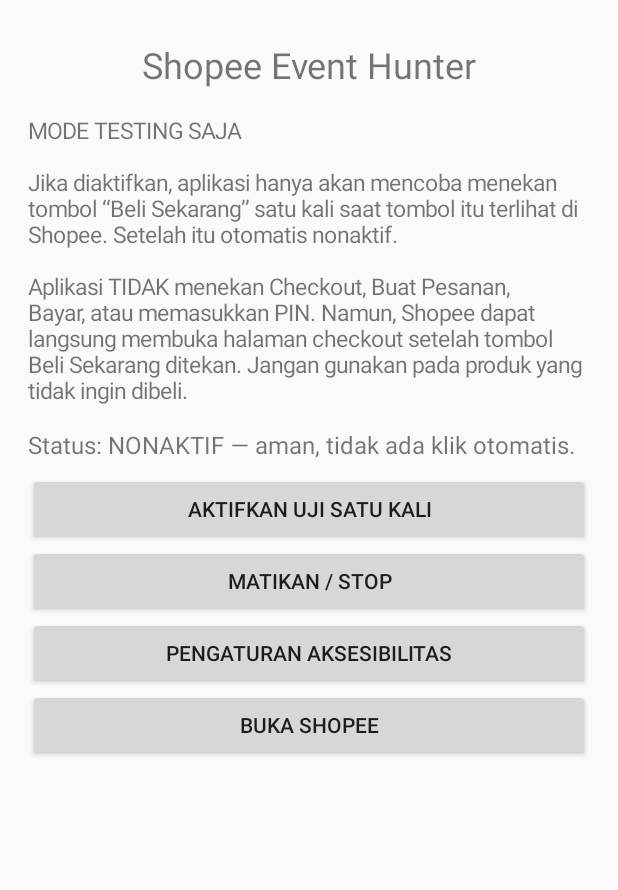
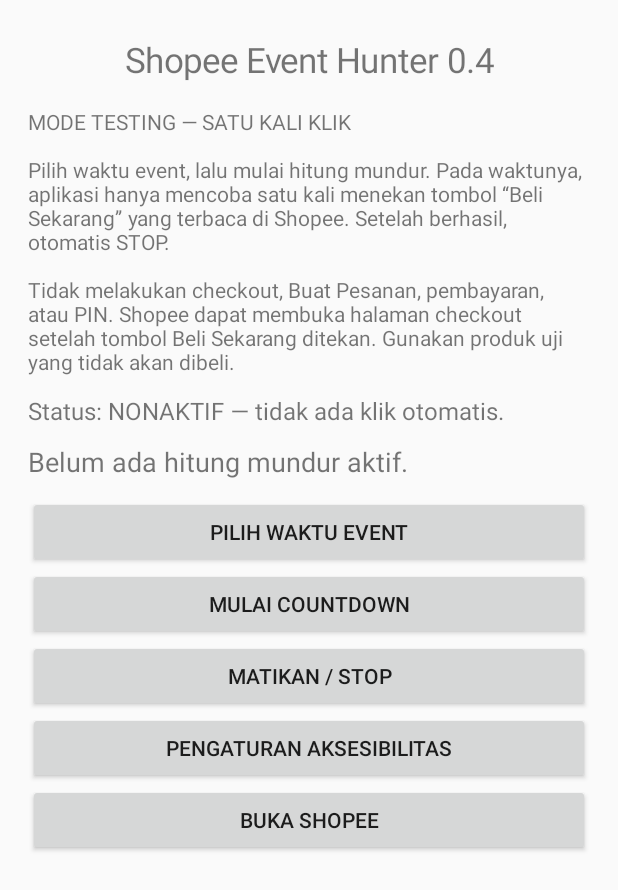
Before and after one commit to animaspupah234-bot/ShopeeEventHunter, an Android app: the screen it shows after launch (MainActivity), on a phone screen of 412 x 824 dp. Shown: the top 890 px of the screen. Run offline under Robolectric (Android 15) with nearby library versions, the phone set to English and light mode, and no system bars.

Commit message:
Add event countdown controls for v0.4

```diff
--- a/app/src/main/java/com/example/shopeehunter/MainActivity.java
+++ b/app/src/main/java/com/example/shopeehunter/MainActivity.java
@@ -1,7 +1,10 @@
 package com.example.shopeehunter;
 
 import android.app.Activity;
+import android.app.DatePickerDialog;
+import android.app.TimePickerDialog;
 import android.os.Bundle;
+import android.os.Handler;
 import android.content.Intent;
 import android.content.SharedPreferences;
 import android.provider.Settings;
@@ -9,60 +12,100 @@ import android.view.Gravity;
 import android.widget.Button;
 import android.widget.LinearLayout;
 import android.widget.TextView;
+import java.text.SimpleDateFormat;
+import java.util.Calendar;
+import java.util.Locale;
 
 public class MainActivity extends Activity {
     private SharedPreferences prefs;
-    private TextView status;
+    private TextView status, countdown;
+    private final Handler handler = new Handler();
+    private final Calendar eventTime = Calendar.getInstance();
+    private final SimpleDateFormat fmt = new SimpleDateFormat("dd-MM-yyyy HH:mm:ss", new Locale("id","ID"));
+
+    private final Runnable ticker = new Runnable() {
+        @Override public void run() {
+            long target = prefs.getLong("start_at", 0L);
+            boolean armed = prefs.getBoolean("armed", false);
+            if (armed && target > 0) {
+                long left = target - System.currentTimeMillis();
+                if (left > 0) {
+                    long sec = left / 1000;
+                    countdown.setText(String.format(Locale.getDefault(),
+                        "Hitung mundur: %02d:%02d:%02d", sec/3600, (sec%3600)/60, sec%60));
+                } else {
+                    countdown.setText("Waktu event tiba — menunggu tombol Beli Sekarang terlihat.");
+                }
+            } else {
+                countdown.setText("Belum ada hitung mundur aktif.");
+            }
+            refreshStatus();
+            handler.postDelayed(this, 500);
+        }
+    };
 
     @Override public void onCreate(Bundle b) {
         super.onCreate(b);
         prefs = getSharedPreferences("hunter", MODE_PRIVATE);
-
         LinearLayout layout = new LinearLayout(this);
         layout.setOrientation(LinearLayout.VERTICAL);
-        layout.setPadding(28, 40, 28, 24);
+        layout.setPadding(28, 36, 28, 24);
         layout.setGravity(Gravity.CENTER_HORIZONTAL);
 
         TextView title = new TextView(this);
-        title.setText("Shopee Event Hunter");
-        title.setTextSize(24);
+        title.setText("Shopee Event Hunter 0.4");
+        title.setTextSize(23);
         title.setGravity(Gravity.CENTER);
         layout.addView(title);
 
         TextView warning = new TextView(this);
-        warning.setText("\nMODE TESTING SAJA\n\nJika diaktifkan, aplikasi hanya akan mencoba menekan tombol “Beli Sekarang” satu kali saat tombol itu terlihat di Shopee. Setelah itu otomatis nonaktif.\n\nAplikasi TIDAK menekan Checkout, Buat Pesanan, Bayar, atau memasukkan PIN. Namun, Shopee dapat langsung membuka halaman checkout setelah tombol Beli Sekarang ditekan. Jangan gunakan pada produk yang tidak ingin dibeli.");
-        warning.setTextSize(15);
+        warning.setText("\nMODE TESTING — SATU KALI KLIK\n\nPilih waktu event, lalu mulai hitung mundur. Pada waktunya, aplikasi hanya mencoba satu kali menekan tombol “Beli Sekarang” yang terbaca di Shopee. Setelah berhasil, otomatis STOP.\n\nTidak melakukan checkout, Buat Pesanan, pembayaran, atau PIN. Shopee dapat membuka halaman checkout setelah tombol Beli Sekarang ditekan. Gunakan produk uji yang tidak akan dibeli.");
+        warning.setTextSize(14);
         layout.addView(warning);
 
         status = new TextView(this);
         status.setTextSize(16);
-        status.setPadding(0, 22, 0, 12);
+        status.setPadding(0, 18, 0, 8);
         layout.addView(status);
-        refreshStatus();
 
-        Button arm = new Button(this);
-        arm.setText("Aktifkan uji satu kali");
-        arm.setOnClickListener(v -> {
-            prefs.edit().putBoolean("armed", true).apply();
+        countdown = new TextView(this);
+        countdown.setTextSize(18);
+        countdown.setPadding(0, 8, 0, 16);
+        layout.addView(countdown);
+
+        Button choose = new Button(this);
+        choose.setText("PILIH WAKTU EVENT");
+        choose.setOnClickListener(v -> chooseDateTime());
+        layout.addView(choose);
+
+        Button start = new Button(this);
+        start.setText("MULAI COUNTDOWN");
+        start.setOnClickListener(v -> {
+            long target = eventTime.getTimeInMillis();
+            if (target <= System.currentTimeMillis()) {
+                countdown.setText("Pilih waktu di masa depan terlebih dahulu.");
+                return;
+            }
+            prefs.edit().putLong("start_at", target).putBoolean("armed", true).apply();
             refreshStatus();
         });
-        layout.addView(arm);
+        layout.addView(start);
 
         Button stop = new Button(this);
         stop.setText("MATIKAN / STOP");
         stop.setOnClickListener(v -> {
-            prefs.edit().putBoolean("armed", false).apply();
+            prefs.edit().putBoolean("armed", false).putLong("start_at", 0L).apply();
             refreshStatus();
         });
         layout.addView(stop);
 
         Button accessibility = new Button(this);
-        accessibility.setText("Pengaturan Aksesibilitas");
+        accessibility.setText("PENGATURAN AKSESIBILITAS");
         accessibility.setOnClickListener(v -> startActivity(new Intent(Settings.ACTION_ACCESSIBILITY_SETTINGS)));
         layout.addView(accessibility);
 
         Button shopee = new Button(this);
-        shopee.setText("Buka Shopee");
+        shopee.setText("BUKA SHOPEE");
         shopee.setOnClickListener(v -> {
             Intent i = getPackageManager().getLaunchIntentForPackage("com.shopee.id");
             if (i != null) startActivity(i);
@@ -71,18 +114,42 @@ public class MainActivity extends Activity {
         layout.addView(shopee);
 
         setContentView(layout);
+        refreshStatus();
+    }
+
+    private void chooseDateTime() {
+        Calendar now = Calendar.getInstance();
+        new DatePickerDialog(this, (view, year, month, day) -> {
+            eventTime.set(year, month, day);
+            new TimePickerDialog(this, (timeView, hour, minute) -> {
+                eventTime.set(Calendar.HOUR_OF_DAY, hour);
+                eventTime.set(Calendar.MINUTE, minute);
+                eventTime.set(Calendar.SECOND, 0);
+                eventTime.set(Calendar.MILLISECOND, 0);
+                countdown.setText("Waktu event dipilih: " + fmt.format(eventTime.getTime()));
+            }, now.get(Calendar.HOUR_OF_DAY), now.get(Calendar.MINUTE), true).show();
+        }, now.get(Calendar.YEAR), now.get(Calendar.MONTH), now.get(Calendar.DAY_OF_MONTH)).show();
     }
 
     private void refreshStatus() {
-        if (status != null) {
+        if (status != null && prefs != null) {
             status.setText(prefs.getBoolean("armed", false)
-                ? "Status: SIAP — satu kali klik, lalu otomatis STOP."
-                : "Status: NONAKTIF — aman, tidak ada klik otomatis.");
+                ? "Status: COUNTDOWN AKTIF — satu kali klik setelah waktunya."
+                : "Status: NONAKTIF — tidak ada klik otomatis.");
         }
     }
 
     @Override protected void onResume() {
         super.onResume();
-        if (prefs != null) refreshStatus();
+        if (prefs != null) {
+            refreshStatus();
+            handler.removeCallbacks(ticker);
+            handler.post(ticker);
+        }
+    }
+
+    @Override protected void onPause() {
+        handler.removeCallbacks(ticker);
+        super.onPause();
     }
 }
```
